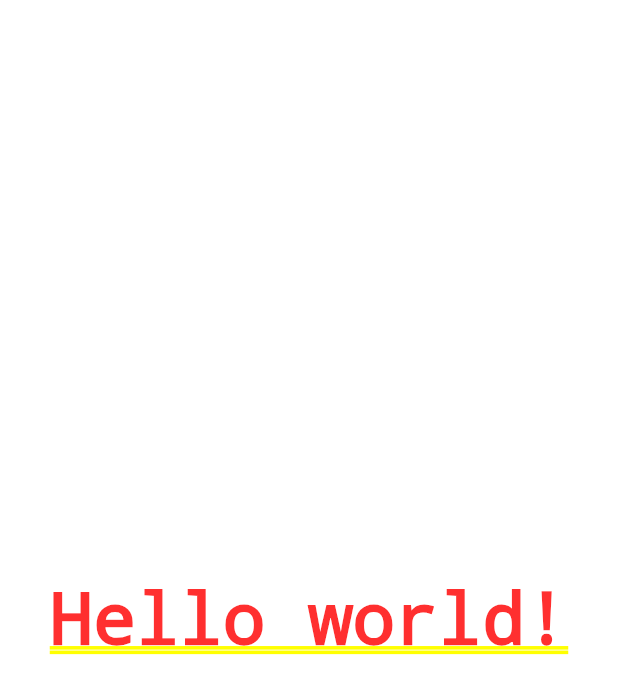
After one commit to Aliamrol/Todolist, a Flutter app: the screen it shows after launch, after a tap on the "add" icon, on a phone screen of 412 x 824 dp. The commit adds this screen. Shown: the top 694 px of the screen. Run offline on Flutter 3.47's test engine with Material 3 defaults, Android fonts, the phone set to English and light mode, and no system bars.

Commit message:
create new Screen & navigator routes

```diff
--- a/lib/homeScreen.dart
+++ b/lib/homeScreen.dart
@@ -1,4 +1,5 @@
 import 'package:flutter/material.dart';
+import 'package:task_manager/taskScreen.dart';
 
 int i = 0;
 
@@ -120,6 +121,13 @@ class HomeScreenState extends State<HomeScreen> {
                     Positioned(
                       bottom: 50,
                       left: 10,
+                      child: GestureDetector(
+                        onTap: () {
+                          Navigator.push(
+                              context,
+                              MaterialPageRoute(
+                                  builder: (context) => taskScreen()));
+                        },
                         child: Container(
                           child: Icon(
                             Icons.add,
@@ -132,6 +140,7 @@ class HomeScreenState extends State<HomeScreen> {
                               color: Colors.red[400],
                               borderRadius: BorderRadius.circular(30)),
                         ),
+                      ),
                     )
                   ],
                 ))));
--- /dev/null
+++ b/lib/taskScreen.dart
@@ -0,0 +1,21 @@
+import 'package:flutter/cupertino.dart';
+
+class taskScreen extends StatefulWidget {
+  @override
+  State<StatefulWidget> createState() => taskScreenState();
+}
+
+class taskScreenState extends State<taskScreen> {
+  @override
+  Widget build(BuildContext context) {
+    return Container(
+        child: GestureDetector(
+      onTap: () {
+        Navigator.pop(context);
+      },
+      child: Center(
+        child: Text("Hello world!"),
+      ),
+    ));
+  }
+}
```
Lines whose indentation alone changed are shown as unchanged.
